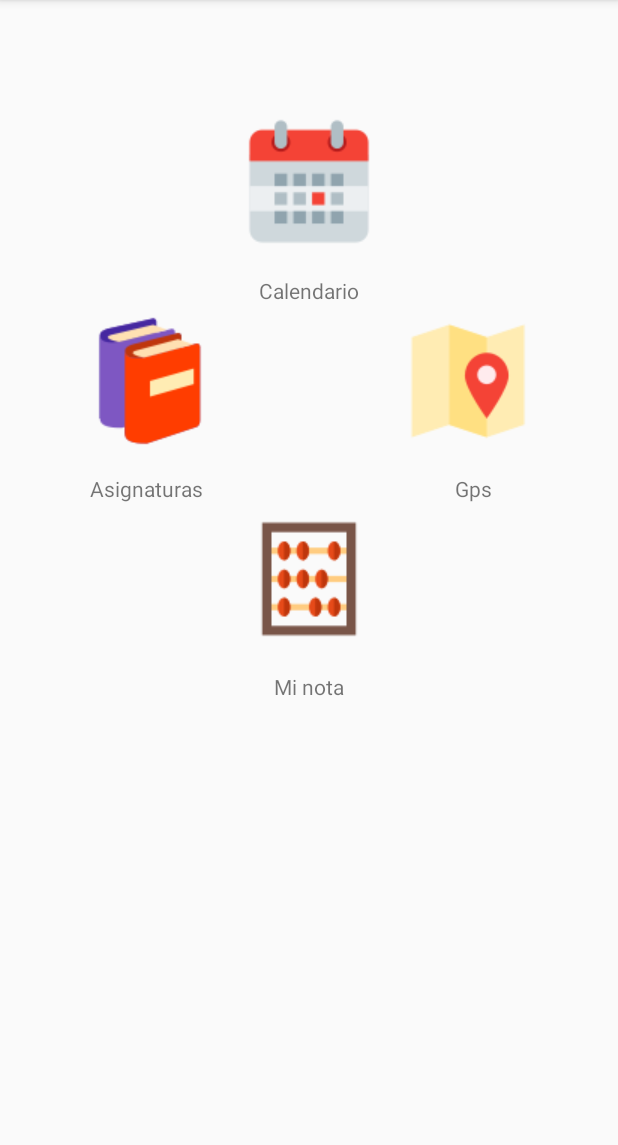
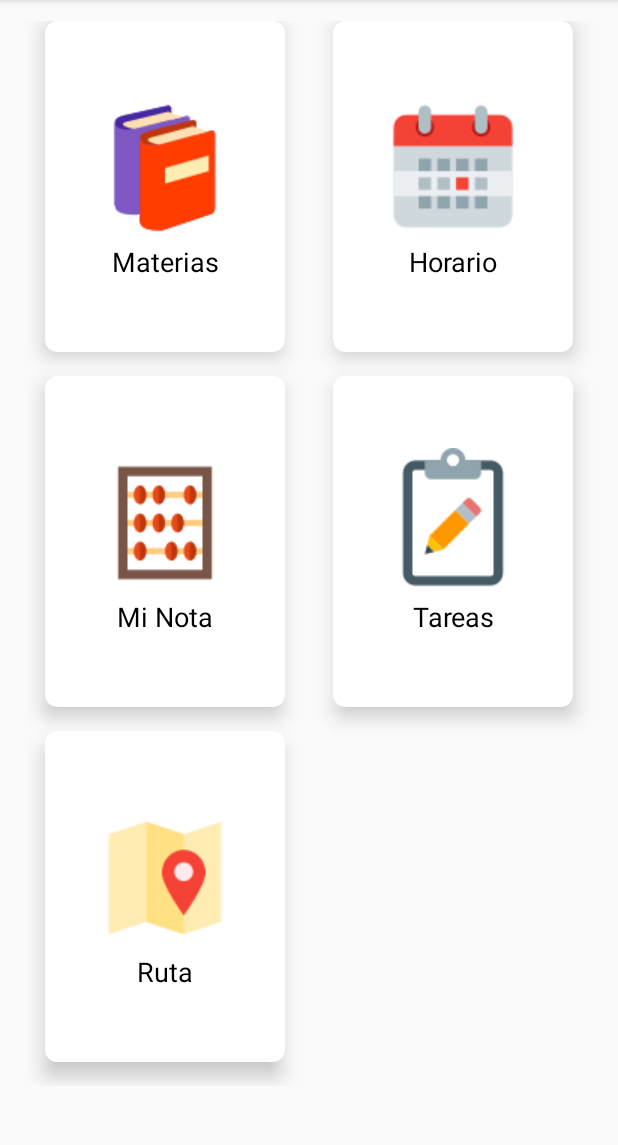
Before and after one commit to SantiagoParra/AllSchool, an Android app: the screen it shows after launch (MainActivity), on a phone screen of 412 x 824 dp, the part 84-1229 px from its top. Run offline under Robolectric (Android 15) with nearby library versions, the light colour scheme and no system bars.

Commit message:
Menu principal

```diff
--- a/app/build.gradle
+++ b/app/build.gradle
@@ -21,8 +21,10 @@ android {
 dependencies {
     implementation fileTree(dir: 'libs', include: ['*.jar'])
     implementation 'com.android.support:appcompat-v7:28.0.0'
+    implementation 'com.android.support:cardview-v7:28.0.0'
     implementation 'com.android.support.constraint:constraint-layout:1.1.3'
     testImplementation 'junit:junit:4.12'
     androidTestImplementation 'com.android.support.test:runner:1.0.2'
     androidTestImplementation 'com.android.support.test.espresso:espresso-core:3.0.2'
+    implementation 'com.android.support:cardview-v7:28.0.0'
 }
--- a/app/src/main/res/layout/activity_main.xml
+++ b/app/src/main/res/layout/activity_main.xml
@@ -1,118 +1,203 @@
 <?xml version="1.0" encoding="utf-8"?>
-<android.support.constraint.ConstraintLayout xmlns:android="http://schemas.android.com/apk/res/android"
+<LinearLayout xmlns:android="http://schemas.android.com/apk/res/android"
     xmlns:app="http://schemas.android.com/apk/res-auto"
     xmlns:tools="http://schemas.android.com/tools"
     android:layout_width="match_parent"
     android:layout_height="match_parent"
     android:background="#00FF7D7D"
+    android:orientation="vertical"
+    android:weightSum="10"
     tools:context=".MainActivity">
 
-    <ImageButton
-        android:id="@+id/btn_calendario"
+
+    <GridLayout
+        android:layout_width="match_parent"
+        android:layout_height="618dp"
+        android:layout_weight="8"
+        android:alignmentMode="alignMargins"
+        android:columnCount="2"
+        android:columnOrderPreserved="false"
+        android:padding="14dp"
+        android:rowCount="3">
+
+        <android.support.v7.widget.CardView
+            android:layout_width="0dp"
+            android:layout_height="0dp"
+            android:layout_rowWeight="1"
+            android:layout_columnWeight="1"
+            android:layout_marginLeft="16dp"
+            android:layout_marginRight="16dp"
+            android:layout_marginBottom="16dp"
+            app:cardCornerRadius="8dp"
+            app:cardElevation="8dp">
+
+            <LinearLayout
                 android:layout_width="wrap_content"
                 android:layout_height="wrap_content"
-        android:layout_marginStart="8dp"
-        android:layout_marginLeft="8dp"
-        android:layout_marginTop="72dp"
-        android:layout_marginEnd="8dp"
-        android:layout_marginRight="8dp"
-        android:background="#00FFFFFF"
-        android:contentDescription="@string/app_name"
-        android:tint="#00FFFFFF"
-        app:layout_constraintEnd_toEndOf="parent"
-        app:layout_constraintStart_toStartOf="parent"
-        app:layout_constraintTop_toTopOf="parent"
-        app:srcCompat="@drawable/cal" />
+                android:layout_gravity="center_horizontal|center_vertical"
+                android:layout_margin="16dp"
+                android:orientation="vertical">
 
-    <ImageButton
-        android:id="@+id/btn_materias"
+                <ImageView
                     android:layout_width="wrap_content"
                     android:layout_height="wrap_content"
-        android:layout_marginStart="50dp"
-        android:layout_marginLeft="50dp"
-        android:layout_marginTop="32dp"
-        android:background="#00FFFFFF"
-        android:contentDescription="@string/app_name"
-        app:layout_constraintStart_toStartOf="parent"
-        app:layout_constraintTop_toBottomOf="@+id/btn_calendario"
-        app:srcCompat="@drawable/libros" />
+                    android:layout_gravity="center_horizontal"
+                    android:src="@drawable/libros" />
 
-    <ImageButton
-        android:id="@+id/btn_gps"
+                <TextView
+                    android:layout_width="match_parent"
+                    android:layout_height="wrap_content"
+                    android:text="Materias"
+                    android:textAlignment="center"
+                    android:textColor="@android:color/black"
+                    android:textSize="18sp" />
+
+            </LinearLayout>
+        </android.support.v7.widget.CardView>
+
+        <android.support.v7.widget.CardView
+            android:layout_width="0dp"
+            android:layout_height="0dp"
+            android:layout_rowWeight="1"
+            android:layout_columnWeight="1"
+            android:layout_marginLeft="16dp"
+            android:layout_marginRight="16dp"
+            android:layout_marginBottom="16dp"
+            app:cardCornerRadius="8dp"
+            app:cardElevation="8dp">
+
+            <LinearLayout
                 android:layout_width="wrap_content"
                 android:layout_height="wrap_content"
-        android:layout_marginTop="32dp"
-        android:layout_marginEnd="50dp"
-        android:layout_marginRight="50dp"
-        android:background="#00FFFFFF"
-        android:contentDescription="@string/app_name"
-        app:layout_constraintEnd_toEndOf="parent"
-        app:layout_constraintTop_toBottomOf="@+id/btn_calendario"
-        app:srcCompat="@drawable/gps" />
+                android:layout_gravity="center_horizontal|center_vertical"
+                android:layout_margin="16dp"
+                android:orientation="vertical">
 
-    <ImageButton
-        android:id="@+id/imageButton3"
+                <ImageView
                     android:layout_width="wrap_content"
                     android:layout_height="wrap_content"
-        android:layout_marginStart="8dp"
-        android:layout_marginLeft="8dp"
-        android:layout_marginTop="32dp"
-        android:layout_marginEnd="8dp"
-        android:layout_marginRight="8dp"
-        android:background="#00FFFFFF"
-        android:contentDescription="@string/app_name"
-        app:layout_constraintEnd_toEndOf="parent"
-        app:layout_constraintStart_toStartOf="parent"
-        app:layout_constraintTop_toBottomOf="@+id/btn_gps"
-        app:srcCompat="@drawable/calculo" />
+                    android:layout_gravity="center_horizontal"
+                    android:src="@drawable/cal" />
 
                 <TextView
-        android:id="@+id/calendario"
+                    android:layout_width="match_parent"
+                    android:layout_height="wrap_content"
+                    android:text="Horario"
+                    android:textAlignment="center"
+                    android:textColor="@android:color/black"
+                    android:textSize="18sp" />
+
+            </LinearLayout>
+        </android.support.v7.widget.CardView>
+
+        <android.support.v7.widget.CardView
+            android:layout_width="0dp"
+            android:layout_height="0dp"
+            android:layout_rowWeight="1"
+            android:layout_columnWeight="1"
+            android:layout_marginLeft="16dp"
+            android:layout_marginRight="16dp"
+            android:layout_marginBottom="16dp"
+            app:cardCornerRadius="8dp"
+            app:cardElevation="8dp">
+
+            <LinearLayout
                 android:layout_width="wrap_content"
                 android:layout_height="wrap_content"
-        android:layout_marginStart="8dp"
-        android:layout_marginLeft="8dp"
-        android:layout_marginTop="12dp"
-        android:layout_marginEnd="8dp"
-        android:layout_marginRight="8dp"
-        android:text="@string/txt_calendario"
-        app:layout_constraintEnd_toEndOf="parent"
-        app:layout_constraintStart_toStartOf="parent"
-        app:layout_constraintTop_toBottomOf="@+id/btn_calendario" />
+                android:layout_gravity="center_horizontal|center_vertical"
+                android:layout_margin="16dp"
+                android:orientation="vertical">
+
+                <ImageView
+                    android:layout_width="wrap_content"
+                    android:layout_height="wrap_content"
+                    android:layout_gravity="center_horizontal"
+                    android:src="@drawable/calculo" />
 
                 <TextView
-        android:id="@+id/textView2"
+                    android:layout_width="match_parent"
+                    android:layout_height="wrap_content"
+                    android:text="Mi Nota"
+                    android:textAlignment="center"
+                    android:textColor="@android:color/black"
+                    android:textSize="18sp" />
+
+            </LinearLayout>
+        </android.support.v7.widget.CardView>
+
+        <android.support.v7.widget.CardView
+            android:layout_width="0dp"
+            android:layout_height="0dp"
+            android:layout_rowWeight="1"
+            android:layout_columnWeight="1"
+            android:layout_marginLeft="16dp"
+            android:layout_marginRight="16dp"
+            android:layout_marginBottom="16dp"
+            app:cardCornerRadius="8dp"
+            app:cardElevation="8dp">
+
+            <LinearLayout
                 android:layout_width="wrap_content"
                 android:layout_height="wrap_content"
-        android:layout_marginStart="60dp"
-        android:layout_marginLeft="60dp"
-        android:layout_marginTop="12dp"
-        android:text="@string/txt_materias"
-        app:layout_constraintStart_toStartOf="parent"
-        app:layout_constraintTop_toBottomOf="@+id/btn_materias" />
+                android:layout_gravity="center_horizontal|center_vertical"
+                android:layout_margin="16dp"
+                android:orientation="vertical">
+
+                <ImageView
+                    android:layout_width="wrap_content"
+                    android:layout_height="wrap_content"
+                    android:layout_gravity="center_horizontal"
+                    android:src="@drawable/tarea" />
 
                 <TextView
-        android:id="@+id/textView3"
+                    android:layout_width="match_parent"
+                    android:layout_height="wrap_content"
+                    android:text="Tareas"
+                    android:textAlignment="center"
+                    android:textColor="@android:color/black"
+                    android:textSize="18sp" />
+
+            </LinearLayout>
+        </android.support.v7.widget.CardView>
+
+        <android.support.v7.widget.CardView
+            android:layout_width="0dp"
+            android:layout_height="0dp"
+            android:layout_rowWeight="1"
+            android:layout_columnWeight="1"
+            android:layout_marginLeft="16dp"
+            android:layout_marginRight="16dp"
+            android:layout_marginBottom="16dp"
+            app:cardCornerRadius="8dp"
+            app:cardElevation="8dp">
+
+            <LinearLayout
                 android:layout_width="wrap_content"
                 android:layout_height="wrap_content"
-        android:layout_marginTop="12dp"
-        android:layout_marginEnd="84dp"
-        android:layout_marginRight="84dp"
-        android:text="@string/txt_gps"
-        app:layout_constraintEnd_toEndOf="parent"
-        app:layout_constraintTop_toBottomOf="@+id/btn_gps" />
+                android:layout_gravity="center_horizontal|center_vertical"
+                android:layout_margin="16dp"
+                android:orientation="vertical">
+
+                <ImageView
+                    android:layout_width="wrap_content"
+                    android:layout_height="wrap_content"
+                    android:layout_gravity="center_horizontal"
+                    android:src="@drawable/gps" />
 
                 <TextView
-        android:id="@+id/textView4"
-        android:layout_width="wrap_content"
+                    android:layout_width="match_parent"
                     android:layout_height="wrap_content"
-        android:layout_marginStart="8dp"
-        android:layout_marginLeft="8dp"
-        android:layout_marginTop="12dp"
-        android:layout_marginEnd="8dp"
-        android:layout_marginRight="8dp"
-        android:text="@string/txt_nota"
-        app:layout_constraintEnd_toEndOf="parent"
-        app:layout_constraintStart_toStartOf="parent"
-        app:layout_constraintTop_toBottomOf="@+id/imageButton3" />
-</android.support.constraint.ConstraintLayout>
+                    android:text="Ruta"
+                    android:textAlignment="center"
+                    android:textColor="@android:color/black"
+                    android:textSize="18sp" />
+
+            </LinearLayout>
+        </android.support.v7.widget.CardView>
+
+
+    </GridLayout>
+
+
+
+</LinearLayout>
```
Also changed, not shown: app/src/main/res/drawable/tarea.png (added). Lines whose indentation alone changed are shown as unchanged.
